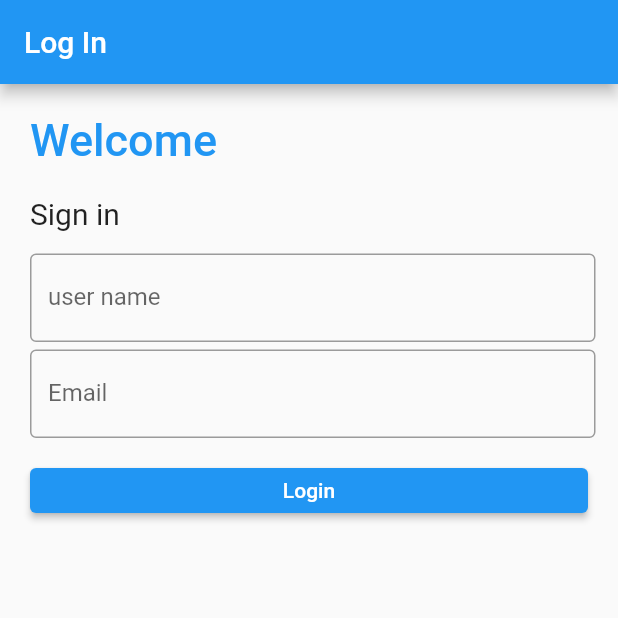
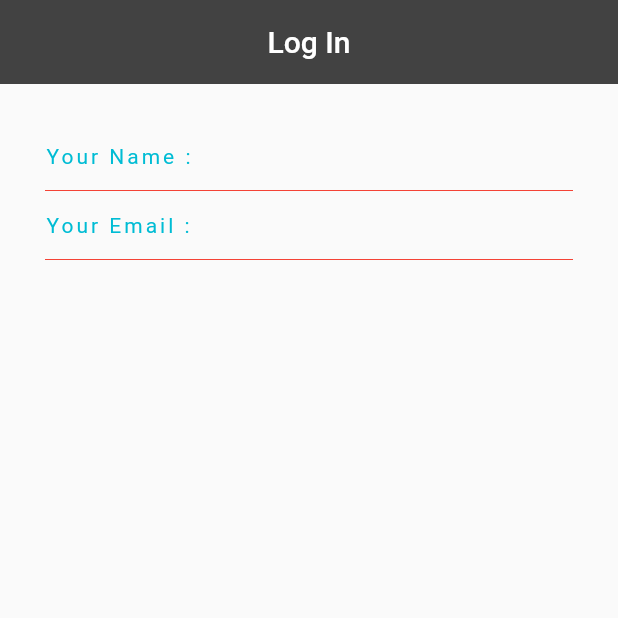
Before and after one commit to AyushPatel454/ASMP_Project, a Flutter app: the screen it shows after launch, on a phone screen of 412 x 824 dp, the top half of it. Run offline on Flutter 3.47's test engine with Material 2 defaults, Android fonts, the phone set to English and light mode, and no system bars.

Commit message:
crating login page_0.2..date_13_jan

```diff
--- a/Dev_yaksh/lib/main.dart
+++ b/Dev_yaksh/lib/main.dart
@@ -1,96 +1,76 @@
 import 'package:flutter/material.dart';
 
-void main() => runApp(const MyApp());
-
-class MyApp extends StatelessWidget {
-  const MyApp({Key? key}) : super(key: key);
-
-  static const String _title = 'Log In';
-
+void main() => runApp(MaterialApp(
+  home : Home(),
+));
+class Home extends StatelessWidget{
   @override
   Widget build(BuildContext context) {
-    return MaterialApp(
-      title: _title,
-      home: Scaffold(
-        appBar: AppBar(title: const Text(_title)),
-        body: const MyStatefulWidget(),
+    return Scaffold(
+      appBar: AppBar(
+        title: Text('Log In'),
+        centerTitle: true,
+        backgroundColor: Colors.grey[800],
+        elevation: 0.0,
       ),
+      body:Padding(
+        padding: EdgeInsets.fromLTRB(30, 40, 30, 0),
+
+        child: Column(
+          children: <Widget>[
+            Container(                  // row-1
+              child: Row(
+                children: <Widget>[
+
+                  Text(
+                    'Your Name :',
+                    style: TextStyle(
+                      color: Colors.cyan,
+                      letterSpacing: 2,
+                    ),
+                  ),
+                ],
+              ),
+            ),
+
+            Container(// row-2
+              child: Divider(
+                height: 30,
+                color: Colors.red,
+
+              ),
+            ),
+
+            Container(                  // row-1
+              child: Row(
+                children: <Widget>[
+
+                  Text(
+                    'Your Email :',
+                    style: TextStyle(
+                      color: Colors.cyan,
+                      letterSpacing: 2,
+                    ),
+                  ),
+                ],
+              ),
+            ),
+
+            Container(// row-2
+              child: Divider(
+                height: 30,
+                color: Colors.red,
+
+              ),
+            )
+          ],
+        ),
+      )
+
+
+
+
+
     );
   }
 }
-
-class MyStatefulWidget extends StatefulWidget {
-  const MyStatefulWidget({Key? key}) : super(key: key);
-
-  @override
-  State<MyStatefulWidget> createState() => _MyStatefulWidgetState();
-}
-
-class _MyStatefulWidgetState extends State<MyStatefulWidget> {
-  TextEditingController nameController = TextEditingController();
-  TextEditingController passwordController = TextEditingController();
-  @override
-  Widget build(BuildContext context) {
-    return Padding(
-        padding: const EdgeInsets.all(10),
-        child: ListView(
-          children: <Widget>[
-            Container(
-                alignment: Alignment.topLeft,
-                padding: const EdgeInsets.all(10),
-                child: const Text(
-                  'Welcome',
-                  style: TextStyle(
-                      color: Colors.blue,
-                      fontWeight: FontWeight.w500,
-                      fontSize: 30),
-                )),
-            Container(
-                alignment: Alignment.topLeft,
-                padding: const EdgeInsets.all(10),
-                child: const Text(
-                  'Sign in',
-                  style: TextStyle(fontSize: 20),
-                )),
-            Container(
-
-              padding: const EdgeInsets.fromLTRB(10,5,5,0),
-              child: TextField(
-
-                controller: nameController,
-                decoration: const InputDecoration(
-                  border: OutlineInputBorder(),
-                  labelText: 'user name',
-                ),
-              ),
-            ),
-            Container(
-              padding: const EdgeInsets.fromLTRB(10, 5, 5, 0),
-              child: TextField(
-                obscureText: true,
-                controller: passwordController,
-                decoration: const InputDecoration(
-                  border: OutlineInputBorder(),
-                  labelText: 'Email',
-                ),
-              ),
-            ),
-
-
-
-            Container(
-                height: 50,
-                padding: const EdgeInsets.fromLTRB(10, 20, 10, 0),
-                child: ElevatedButton(
-                  child: const Text('Login'),
-                  onPressed: () {
-                    print(nameController.text);
-                    print(passwordController.text);
-                  },
-                )
-            ),
-
-          ],
-        ));
-  }
-}
```
